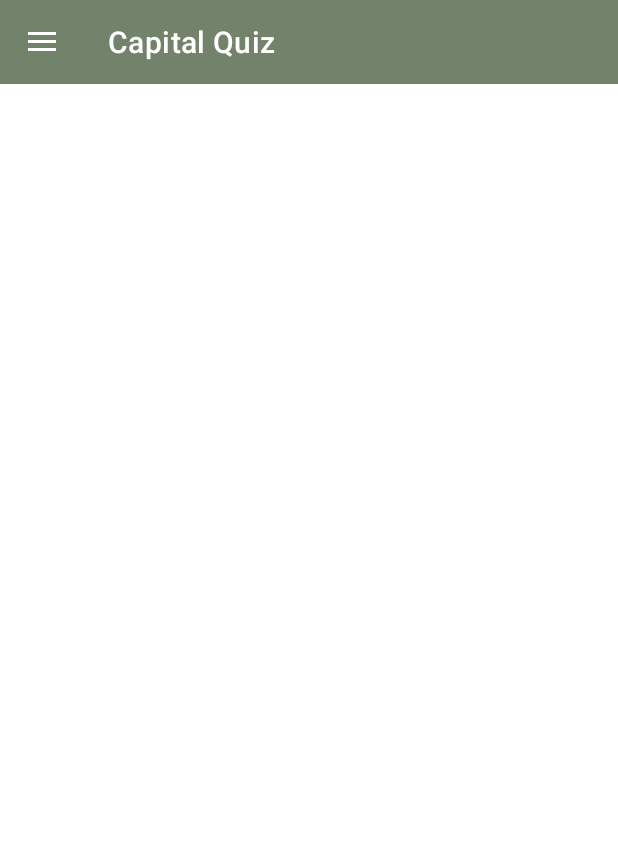
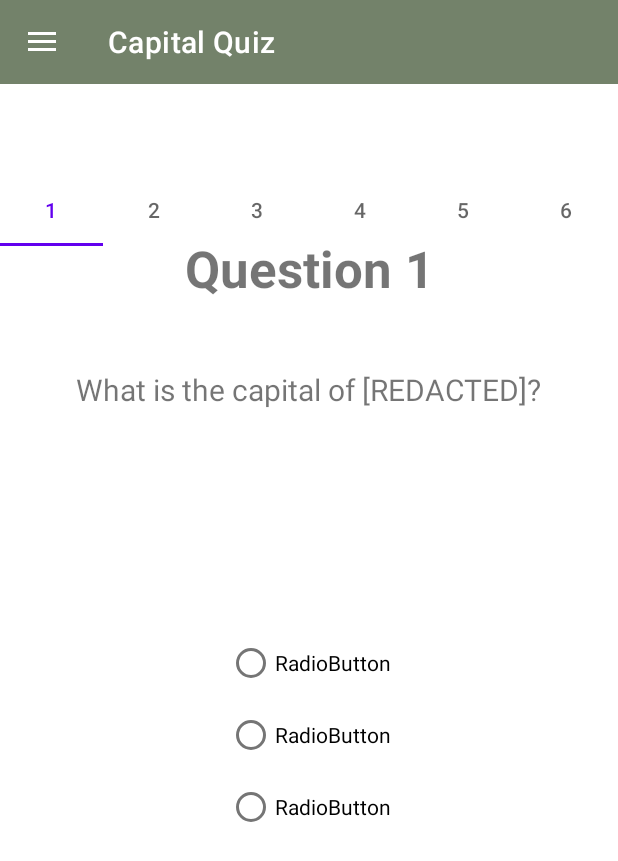
Before and after one commit to eugraff2/CapitalQuiz, an Android app: the screen it shows after launch (MainActivity), after a tap on "Start Quiz", on a phone screen of 412 x 824 dp. Shown: the top 861 px of the screen. Run offline under Robolectric (Android 15) with nearby library versions, the phone set to English and light mode, and no system bars; 1 other tap on this screen came first.

Commit message:
Basic swipe feature for Start Quiz page

```diff
--- a/app/src/main/java/edu/uga/cs/capitalquiz/MainActivity.java
+++ b/app/src/main/java/edu/uga/cs/capitalquiz/MainActivity.java
@@ -63,7 +63,7 @@ public class MainActivity extends AppCompatActivity {
         // Create a new fragment based on the used selection in the nav drawer
         switch( menuItem.getItemId() ) {
             case R.id.menu_add:
-                fragment = new NewQuizFragment();
+                fragment = new NewQuizSwipeFragment();
                 break;
             case R.id.menu_review:
                 fragment = new ReviewQuizFragment();
--- a/app/src/main/java/edu/uga/cs/capitalquiz/NewQuizFragment.java
+++ b/app/src/main/java/edu/uga/cs/capitalquiz/NewQuizFragment.java
@@ -1,5 +1,11 @@
 package edu.uga.cs.capitalquiz;
 
+import android.os.Bundle;
+import android.view.LayoutInflater;
+import android.view.View;
+import android.view.ViewGroup;
+
+import androidx.annotation.NonNull;
 import androidx.fragment.app.Fragment;
 
 /**
@@ -12,6 +18,27 @@ public class NewQuizFragment extends Fragment {
     private Quiz quiz = new Quiz();
     // populate Quiz with questions using QuizDBHelper
 
+    public NewQuizFragment() {
+        // Required empty public constructor
+    }
+
+    public static NewQuizFragment newInstance() {
+        NewQuizFragment fragment = new NewQuizFragment();
+        return fragment;
+    }
+
+
+    @Override
+    public View onCreateView(LayoutInflater inflater, ViewGroup container,
+                             Bundle savedInstanceState ) {
+        // Inflate the layout for this fragment
+        return inflater.inflate(R.layout.fragment_new_quiz, container, false);
+    }
+
+    @Override
+    public void onViewCreated(@NonNull View view, Bundle savedInstanceState ) {
+        super.onViewCreated( view, savedInstanceState );
+    }
 
 
 
--- /dev/null
+++ b/app/src/main/java/edu/uga/cs/capitalquiz/NewQuizSwipeFragment.java
@@ -0,0 +1,57 @@
+package edu.uga.cs.capitalquiz;
+
+import android.os.Bundle;
+import android.view.LayoutInflater;
+import android.view.View;
+import android.view.ViewGroup;
+
+import androidx.annotation.NonNull;
+import androidx.constraintlayout.widget.ConstraintLayout;
+import androidx.fragment.app.Fragment;
+import androidx.viewpager2.widget.ViewPager2;
+
+import com.google.android.material.tabs.TabLayout;
+import com.google.android.material.tabs.TabLayoutMediator;
+
+public class NewQuizSwipeFragment extends Fragment {
+
+    private ViewPager2 mViewPager;
+
+    public NewQuizSwipeFragment() {
+        // Required empty public constructor
+    }
+
+    public static NewQuizSwipeFragment newInstance() {
+        NewQuizSwipeFragment fragment = new NewQuizSwipeFragment();
+        return fragment;
+    }
+
+
+    @Override
+    public View onCreateView(LayoutInflater inflater, ViewGroup container,
+                             Bundle savedInstanceState ) {
+        // Inflate the layout for this fragment
+        return inflater.inflate(R.layout.fragment_new_quiz_swipe, container, false);
+    }
+
+    @Override
+    public void onViewCreated(@NonNull View view, Bundle savedInstanceState ) {
+        super.onViewCreated( view, savedInstanceState );
+
+        mViewPager = view.findViewById(R.id.viewer);//Get ViewPager2 view
+        mViewPager.setAdapter(new QuizPagerAdapter(getActivity()));//Attach the adapter with our ViewPagerAdapter passing the host activity
+
+        TabLayout tabLayout = view.findViewById(R.id.tabs);
+        new TabLayoutMediator(tabLayout, mViewPager,
+                new TabLayoutMediator.TabConfigurationStrategy() {
+                    @Override
+                    public void onConfigureTab(@NonNull TabLayout.Tab tab, int position) {
+                        tab.setText(((QuizPagerAdapter)(mViewPager.getAdapter())).mFragmentNames[position]);//Sets tabs names as mentioned in ViewPagerAdapter fragmentNames array, this can be implemented in many different ways.
+                    }
+                }
+        ).attach();
+
+    }
+
+
+}
--- /dev/null
+++ b/app/src/main/java/edu/uga/cs/capitalquiz/QuizPagerAdapter.java
@@ -0,0 +1,51 @@
+package edu.uga.cs.capitalquiz;
+
+import androidx.annotation.NonNull;
+import androidx.fragment.app.Fragment;
+import androidx.fragment.app.FragmentActivity;
+import androidx.fragment.app.FragmentManager;
+import androidx.lifecycle.Lifecycle;
+import androidx.viewpager2.adapter.FragmentStateAdapter;
+
+public class QuizPagerAdapter extends FragmentStateAdapter {
+    private final Fragment[] myFragments = new Fragment[] {//Initialize fragments views
+//Fragment views are initialized like any other fragment (Extending Fragment)
+            new NewQuizFragment(),
+            new NewQuizFragment(),
+            new NewQuizFragment(),
+            new NewQuizFragment(),
+            new NewQuizFragment(),
+            new NewQuizFragment(),
+    };
+
+    public final String[] mFragmentNames = new String[] {//Tabs names array
+            "1",
+            "2",
+            "3",
+            "4",
+            "5",
+            "6"
+    };
+
+    public QuizPagerAdapter(FragmentActivity fa){//Pager constructor receives Activity instance
+        super(fa);
+    }
+
+    @Override
+    public int getItemCount() {
+        return myFragments.length;//Number of fragments displayed
+    }
+
+    @Override
+    public long getItemId(int position) {
+        return super.getItemId(position);
+    }
+
+    @NonNull
+    @Override
+    public Fragment createFragment(int position) {
+        return myFragments[position];
+    }
+
+
+}
--- /dev/null
+++ b/app/src/main/res/layout/fragment_new_quiz.xml
@@ -0,0 +1,61 @@
+<?xml version="1.0" encoding="utf-8"?>
+<androidx.constraintlayout.widget.ConstraintLayout xmlns:android="http://schemas.android.com/apk/res/android"
+    xmlns:app="http://schemas.android.com/apk/res-auto"
+    xmlns:tools="http://schemas.android.com/tools"
+    android:layout_width="match_parent"
+    android:layout_height="match_parent"
+    tools:context=".NewQuizFragment">
+
+    <TextView
+        android:id="@+id/textView2"
+        android:layout_width="wrap_content"
+        android:layout_height="wrap_content"
+        android:layout_marginTop="100dp"
+        android:text="Question 1"
+        android:textSize="34sp"
+        android:textStyle="bold"
+        app:layout_constraintEnd_toEndOf="parent"
+        app:layout_constraintStart_toStartOf="parent"
+        app:layout_constraintTop_toTopOf="parent" />
+
+    <TextView
+        android:id="@+id/textView4"
+        android:layout_width="wrap_content"
+        android:layout_height="wrap_content"
+        android:layout_marginBottom="100dp"
+        android:text="What is the capital of [REDACTED]?"
+        android:textSize="20sp"
+        app:layout_constraintBottom_toTopOf="@+id/radioGroup"
+        app:layout_constraintEnd_toEndOf="parent"
+        app:layout_constraintStart_toStartOf="parent"
+        app:layout_constraintTop_toBottomOf="@+id/textView2" />
+
+    <RadioGroup
+        android:id="@+id/radioGroup"
+        android:layout_width="wrap_content"
+        android:layout_height="wrap_content"
+        app:layout_constraintBottom_toBottomOf="parent"
+        app:layout_constraintEnd_toEndOf="parent"
+        app:layout_constraintStart_toStartOf="parent"
+        app:layout_constraintTop_toTopOf="@id/textView2">
+
+        <RadioButton
+            android:id="@+id/radioButton"
+            android:layout_width="match_parent"
+            android:layout_height="wrap_content"
+            android:text="RadioButton" />
+
+        <RadioButton
+            android:id="@+id/radioButton2"
+            android:layout_width="match_parent"
+            android:layout_height="wrap_content"
+            android:text="RadioButton" />
+
+        <RadioButton
+            android:id="@+id/radioButton3"
+            android:layout_width="match_parent"
+            android:layout_height="wrap_content"
+            android:text="RadioButton" />
+    </RadioGroup>
+
+</androidx.constraintlayout.widget.ConstraintLayout>
--- /dev/null
+++ b/app/src/main/res/layout/fragment_new_quiz_swipe.xml
@@ -0,0 +1,60 @@
+<?xml version="1.0" encoding="utf-8"?>
+<androidx.constraintlayout.widget.ConstraintLayout xmlns:android="http://schemas.android.com/apk/res/android"
+    xmlns:app="http://schemas.android.com/apk/res-auto"
+    xmlns:tools="http://schemas.android.com/tools"
+    android:layout_width="match_parent"
+    android:layout_height="match_parent"
+    tools:context=".NewQuizFragment">
+
+    <com.google.android.material.tabs.TabLayout
+        android:id="@+id/tabs"
+        android:layout_width="match_parent"
+        android:layout_height="wrap_content"
+        android:layout_marginBottom="600dp"
+        app:layout_constraintBottom_toBottomOf="@+id/viewer"
+        app:layout_constraintEnd_toEndOf="parent"
+        app:layout_constraintStart_toStartOf="parent"
+        app:layout_constraintTop_toTopOf="parent">
+
+        <com.google.android.material.tabs.TabItem
+            android:layout_width="wrap_content"
+            android:layout_height="wrap_content"
+            android:text="Q1" />
+
+        <com.google.android.material.tabs.TabItem
+            android:layout_width="wrap_content"
+            android:layout_height="wrap_content"
+            android:text="Q2" />
+
+        <com.google.android.material.tabs.TabItem
+            android:layout_width="wrap_content"
+            android:layout_height="wrap_content"
+            android:text="Q3" />
+
+        <com.google.android.material.tabs.TabItem
+            android:layout_width="wrap_content"
+            android:layout_height="wrap_content"
+            android:text="Q4" />
+
+        <com.google.android.material.tabs.TabItem
+            android:layout_width="wrap_content"
+            android:layout_height="wrap_content"
+            android:text="Q5" />
+
+        <com.google.android.material.tabs.TabItem
+            android:layout_width="wrap_content"
+            android:layout_height="wrap_content"
+            android:text="Q6" />
+    </com.google.android.material.tabs.TabLayout>
+
+    <androidx.viewpager2.widget.ViewPager2
+        android:id="@+id/viewer"
+        android:layout_width="match_parent"
+        android:layout_height="match_parent"
+        app:layout_constraintBottom_toBottomOf="parent"
+        app:layout_constraintEnd_toEndOf="parent"
+        app:layout_constraintStart_toStartOf="parent"
+        app:layout_constraintTop_toTopOf="parent">
+
+    </androidx.viewpager2.widget.ViewPager2>
+</androidx.constraintlayout.widget.ConstraintLayout>
```
